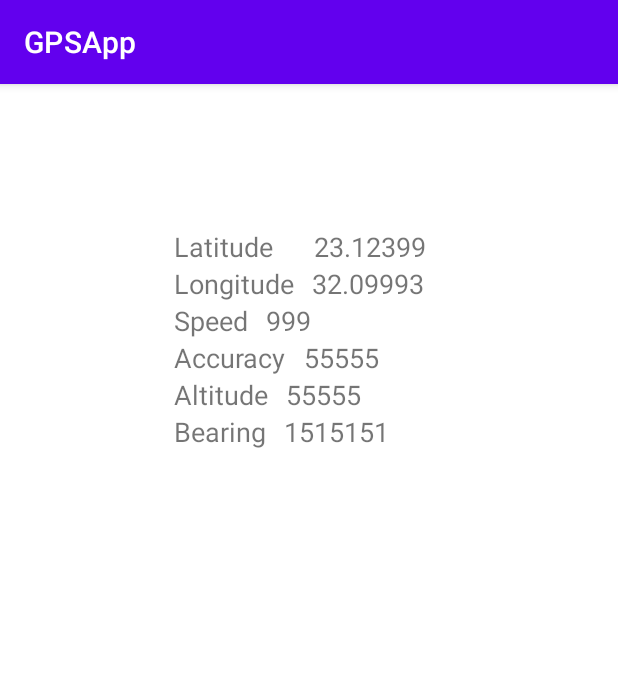
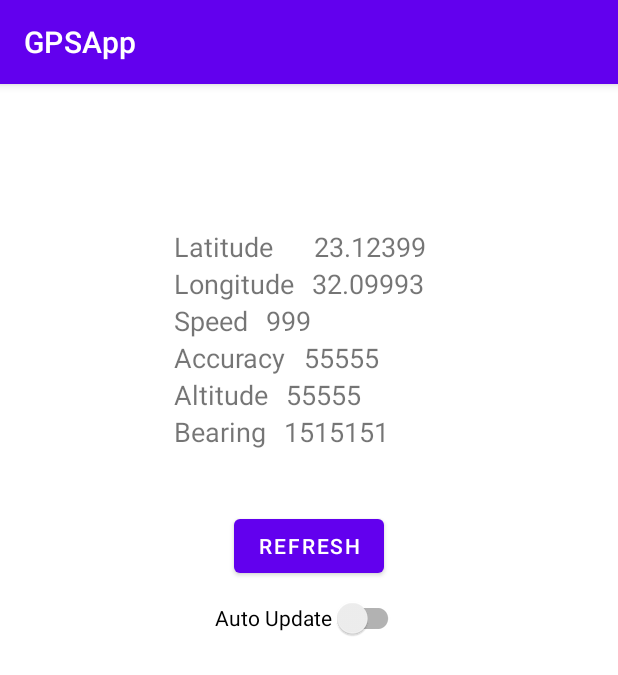
Before and after one commit to Alex-Eriksen/GPSApp, an Android app: the screen it shows after launch (MainActivity), on a phone screen of 412 x 824 dp. Shown: the top 675 px of the screen. Run offline under Robolectric (Android 15) with nearby library versions, the phone set to English and light mode, and no system bars.

Commit message:
Added refresh button and auto refresh switch

```diff
--- a/app/src/main/java/ave/tec/gpsapp/MainActivity.java
+++ b/app/src/main/java/ave/tec/gpsapp/MainActivity.java
@@ -2,24 +2,38 @@ package ave.tec.gpsapp;
 
 import static com.google.android.gms.location.LocationServices.getFusedLocationProviderClient;
 
+import android.Manifest;
+import android.content.pm.PackageManager;
+import android.location.Location;
+import android.os.Bundle;
+import android.view.View;
+import android.widget.Button;
+import android.widget.CompoundButton;
+import android.widget.TextView;
+import android.widget.Toast;
+
 import androidx.activity.result.ActivityResultLauncher;
 import androidx.activity.result.contract.ActivityResultContracts;
 import androidx.appcompat.app.AppCompatActivity;
+import androidx.appcompat.widget.SwitchCompat;
 import androidx.core.app.ActivityCompat;
 
-import android.Manifest;
+import com.google.android.gms.location.CurrentLocationRequest;
+import com.google.android.gms.location.FusedLocationProviderClient;
+import com.google.android.gms.location.Priority;
+import com.google.android.material.chip.Chip;
 
-import android.content.pm.PackageManager;
-import android.os.Bundle;
-import android.widget.TextView;
-import android.widget.Toast;
-
-import com.google.android.gms.location.FusedLocationProviderClient;
+import java.util.Timer;
+import java.util.TimerTask;
 
 public class MainActivity extends AppCompatActivity {
     private FusedLocationProviderClient fusedLocationClient;
 
     private TextView txt_latitude, txt_longitude, txt_speed, txt_accuracy, txt_altitude, txt_bearing;
+
+    private Timer timer = new Timer();
+
+    private boolean mAutoUpdate = false;
 
     @Override
     protected void onCreate(Bundle savedInstanceState) {
@@ -33,34 +47,60 @@ public class MainActivity extends AppCompatActivity {
         txt_altitude = (TextView) findViewById(R.id.txt_altitude);
         txt_bearing = (TextView) findViewById(R.id.txt_bearing);
 
+        ((Button) findViewById(R.id.btn_refresh)).setOnClickListener(this::update);
+
+        timer.scheduleAtFixedRate(new TimerTask() {
+            @Override
+            public void run() {
+                if (mAutoUpdate == false)
+                {
+                    return;
+                }
+                getUpdates();
+            }
+        },0,1000);
+
+        ((SwitchCompat) findViewById(R.id.sw_auto_update)).setOnCheckedChangeListener(new CompoundButton.OnCheckedChangeListener() {
+            @Override
+            public void onCheckedChanged(CompoundButton compoundButton, boolean b) {
+                mAutoUpdate = b;
+            }
+        });
+
         fusedLocationClient = getFusedLocationProviderClient(this);
         getUpdates();
     }
 
+    private void update(View view) {
+        getUpdates();
+    }
+
     private void getUpdates() {
-        if (ActivityCompat.checkSelfPermission(this, Manifest.permission.ACCESS_FINE_LOCATION) != PackageManager.PERMISSION_GRANTED)
-        {
+        if (ActivityCompat.checkSelfPermission(this, Manifest.permission.ACCESS_FINE_LOCATION) != PackageManager.PERMISSION_GRANTED) {
             permissions();
             return;
         }
 
+        fusedLocationClient.getCurrentLocation(new CurrentLocationRequest.Builder().setPriority(Priority.PRIORITY_HIGH_ACCURACY).build(), null);
+
         fusedLocationClient.getLastLocation().addOnSuccessListener(this, location -> {
-            if (location == null)
-            {
+            if (location == null) {
                 txt_latitude.setText("N/A");
                 txt_longitude.setText("N/A");
                 Toast.makeText(MainActivity.this, "Location is null.", Toast.LENGTH_SHORT).show();
-            }
-            else
-            {
-                setLatitude(location.getLatitude());
-                setLongitude(location.getLongitude());
-                setSpeed(location.getSpeed());
-                setAccuracy(location.getAccuracy());
-                setAltitude(location.getAltitude());
-                setBearing(location.getBearing());
+            } else {
+                updateLocation(location);
             }
         });
+    }
+
+    private void updateLocation(Location location){
+        setLatitude(location.getLatitude());
+        setLongitude(location.getLongitude());
+        setSpeed(location.getSpeed());
+        setAccuracy(location.getAccuracy());
+        setAltitude(location.getAltitude());
+        setBearing(location.getBearing());
     }
 
     private void setLatitude(double latitude)
--- a/app/src/main/res/layout/activity_main.xml
+++ b/app/src/main/res/layout/activity_main.xml
@@ -132,4 +132,23 @@
         app:layout_constraintTop_toTopOf="@id/txt_bearing_title"
         android:layout_marginStart="12sp"
         />
+
+    <Button
+        android:id="@+id/btn_refresh"
+        android:layout_width="wrap_content"
+        android:layout_height="wrap_content"
+        android:text="Refresh"
+        android:layout_marginTop="40sp"
+        app:layout_constraintEnd_toEndOf="parent"
+        app:layout_constraintStart_toStartOf="parent"
+        app:layout_constraintTop_toBottomOf="@id/txt_bearing_title" />
+
+    <androidx.appcompat.widget.SwitchCompat
+        android:id="@+id/sw_auto_update"
+        android:layout_width="wrap_content"
+        android:layout_height="wrap_content"
+        android:text="Auto Update"
+        app:layout_constraintEnd_toEndOf="parent"
+        app:layout_constraintStart_toStartOf="parent"
+        app:layout_constraintTop_toBottomOf="@+id/btn_refresh" />
 </androidx.constraintlayout.widget.ConstraintLayout>
```
